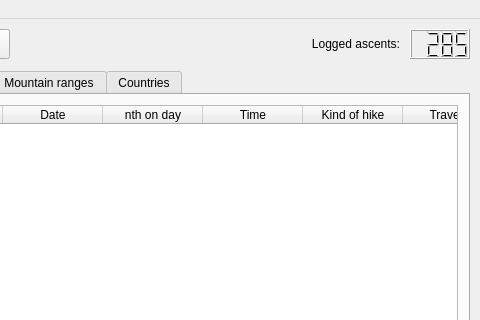
This is src/ui/main_window.ui in svetter/pal as Qt 5 draws it before an edit; both pictures show x 320 to 800 and y 0 to 320 of the 800 by 600 pixel window. The edited form follows.
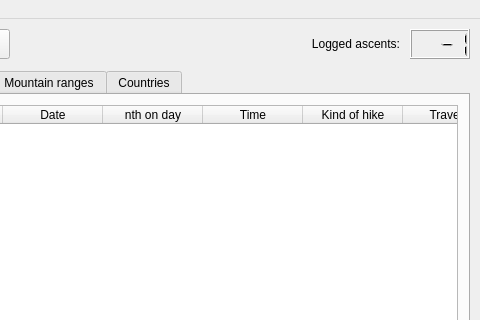
This is the edited form. Icons and pictures are not drawn.

What changed in the file:
```diff
--- a/src/ui/main_window.ui
+++ b/src/ui/main_window.ui
@@ -206,11 +206,8 @@
           <property name="digitCount">
            <number>4</number>
           </property>
-          <property name="segmentStyle">
-           <enum>QLCDNumber::Filled</enum>
-          </property>
           <property name="value" stdset="0">
-           <double>285.000000000000000</double>
+           <double>-1.000000000000000</double>
           </property>
          </widget>
         </item>
```
